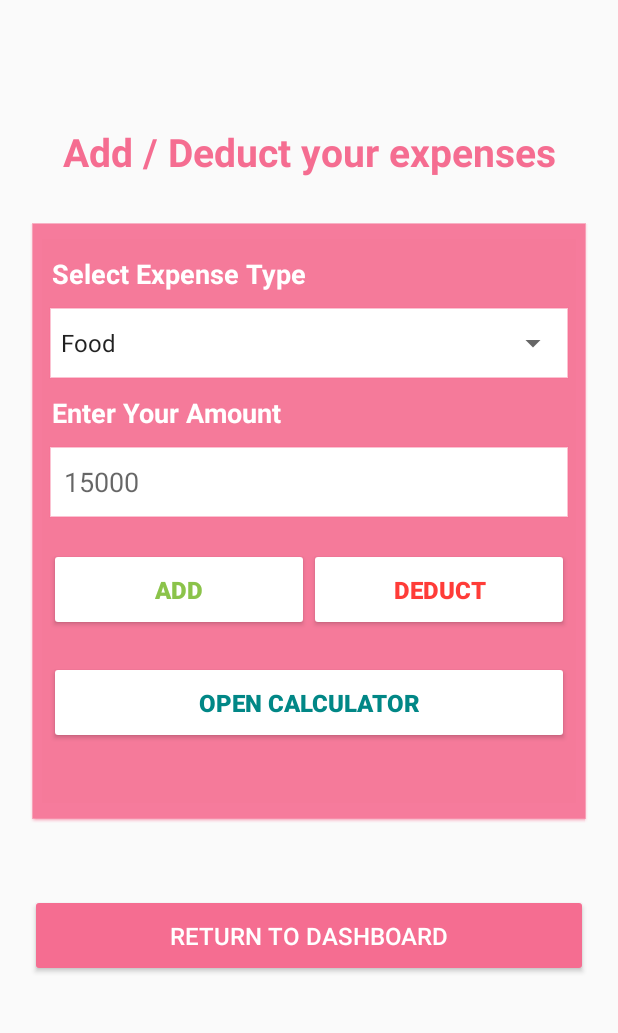
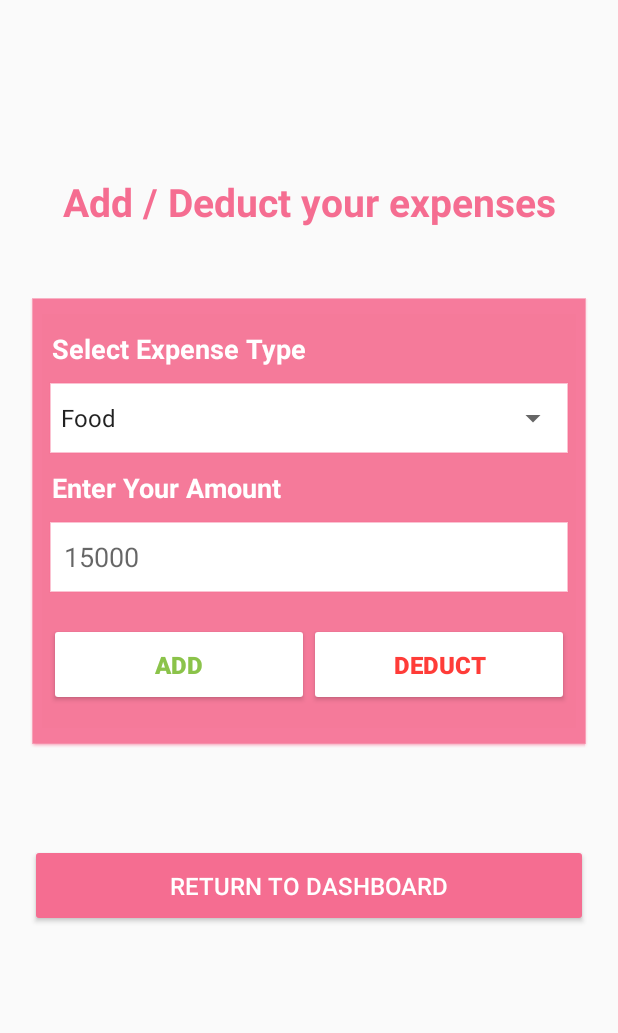
Before and after one commit to ahsantahseen/Kharcha, an Android app: the AddExpense screen opened directly, with no data from a screen before it, on a phone screen of 412 x 824 dp, the part 75-1108 px from its top. Run offline under Robolectric (Android 15) with nearby library versions, the phone set to English and light mode, and no system bars.

Commit message:
Front-end (Beta) Completed

```diff
--- a/app/src/main/java/com/example/kharcha/AddExpense.java
+++ b/app/src/main/java/com/example/kharcha/AddExpense.java
@@ -2,7 +2,9 @@ package com.example.kharcha;
 
 import androidx.appcompat.app.AppCompatActivity;
 
+import android.content.Intent;
 import android.os.Bundle;
+import android.view.View;
 
 public class AddExpense extends AppCompatActivity {
 
@@ -10,5 +12,10 @@ public class AddExpense extends AppCompatActivity {
     protected void onCreate(Bundle savedInstanceState) {
         super.onCreate(savedInstanceState);
         setContentView(R.layout.activity_add_expense);
+
+    }
+    public void goToCalculator(View view){
+        Intent startActivity = new Intent(this, Intent.CATEGORY_APP_CALCULATOR.getClass());
+        startActivity(startActivity);
     }
 }
--- a/app/src/main/res/layout/activity_add_expense.xml
+++ b/app/src/main/res/layout/activity_add_expense.xml
@@ -40,7 +40,7 @@
     <LinearLayout
         android:id="@+id/linearLayout6"
         android:layout_width="0dp"
-        android:layout_height="400dp"
+        android:layout_height="300dp"
         android:layout_marginStart="20dp"
         android:layout_marginTop="30dp"
         android:layout_marginEnd="20dp"
@@ -133,17 +133,6 @@
                 android:textStyle="bold" />
         </LinearLayout>
 
-        <Button
-            android:id="@+id/calculatorBtn"
-            android:layout_width="match_parent"
-            android:layout_height="55dp"
-            android:layout_margin="10dp"
-            android:backgroundTint="@color/white"
-            android:text="Open Calculator"
-            android:textColor="@color/teal_700"
-            android:textSize="16sp"
-            android:textStyle="bold" />
-
     </LinearLayout>
 
     <Button
```
